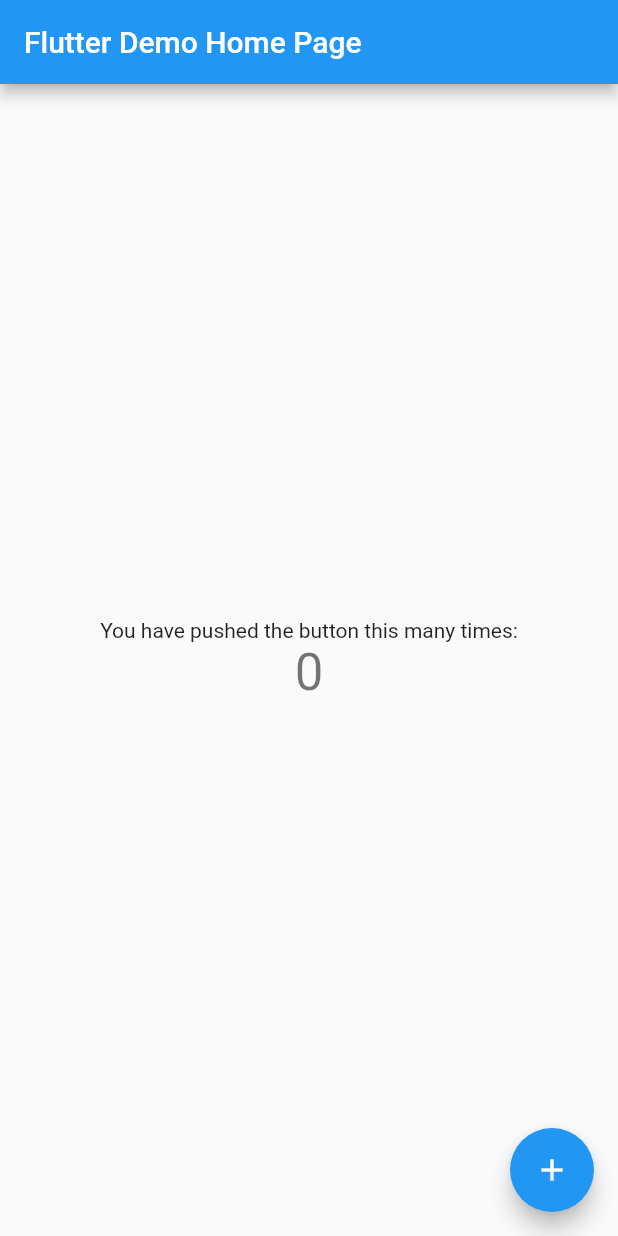
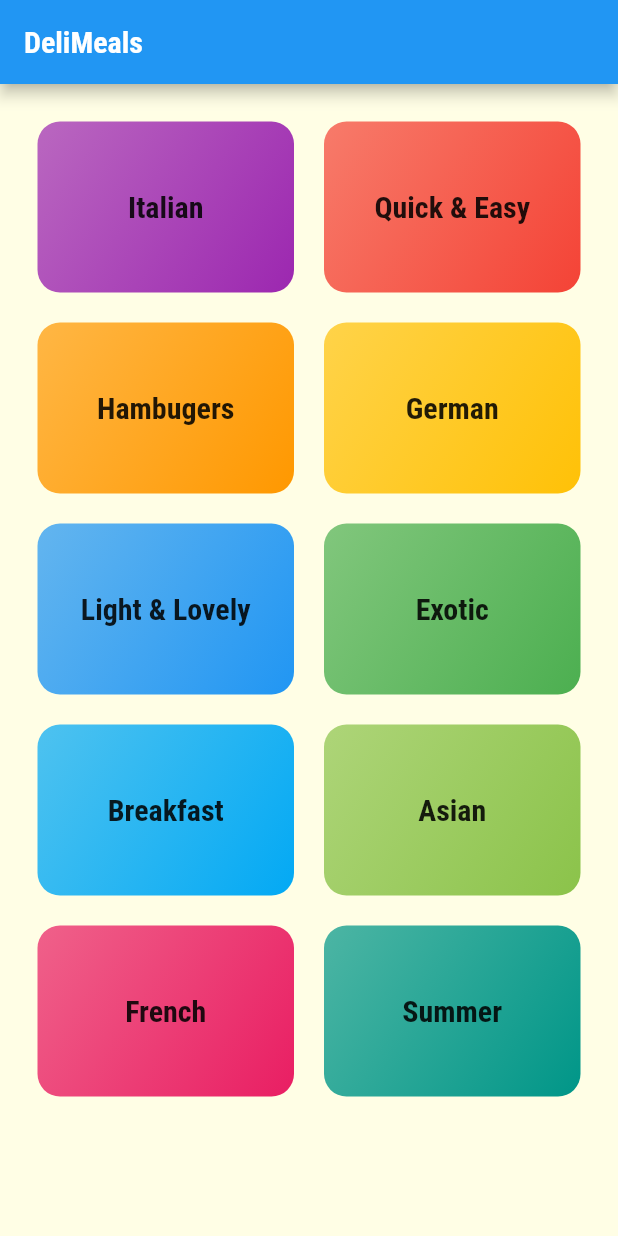
Before and after one commit to jeremylshepherd/meals_app, a Flutter app: the screen it shows after launch, on a phone screen of 412 x 824 dp. Run offline on Flutter 3.47's test engine with Material 2 defaults, Android fonts, the phone set to English and light mode, and no system bars.

Commit message:
Complete through v164

```diff
--- a/lib/main.dart
+++ b/lib/main.dart
@@ -1,115 +1,4 @@
 import 'package:flutter/material.dart';
+import './src/app.dart';
 
-void main() {
-  runApp(const MyApp());
-}
-
-class MyApp extends StatelessWidget {
-  const MyApp({Key? key}) : super(key: key);
-
-  // This widget is the root of your application.
-  @override
-  Widget build(BuildContext context) {
-    return MaterialApp(
-      title: 'Flutter Demo',
-      theme: ThemeData(
-        // This is the theme of your application.
-        //
-        // Try running your application with "flutter run". You'll see the
-        // application has a blue toolbar. Then, without quitting the app, try
-        // changing the primarySwatch below to Colors.green and then invoke
-        // "hot reload" (press "r" in the console where you ran "flutter run",
-        // or simply save your changes to "hot reload" in a Flutter IDE).
-        // Notice that the counter didn't reset back to zero; the application
-        // is not restarted.
-        primarySwatch: Colors.blue,
-      ),
-      home: const MyHomePage(title: 'Flutter Demo Home Page'),
-    );
-  }
-}
-
-class MyHomePage extends StatefulWidget {
-  const MyHomePage({Key? key, required this.title}) : super(key: key);
-
-  // This widget is the home page of your application. It is stateful, meaning
-  // that it has a State object (defined below) that contains fields that affect
-  // how it looks.
-
-  // This class is the configuration for the state. It holds the values (in this
-  // case the title) provided by the parent (in this case the App widget) and
-  // used by the build method of the State. Fields in a Widget subclass are
-  // always marked "final".
-
-  final String title;
-
-  @override
-  State<MyHomePage> createState() => _MyHomePageState();
-}
-
-class _MyHomePageState extends State<MyHomePage> {
-  int _counter = 0;
-
-  void _incrementCounter() {
-    setState(() {
-      // This call to setState tells the Flutter framework that something has
-      // changed in this State, which causes it to rerun the build method below
-      // so that the display can reflect the updated values. If we changed
-      // _counter without calling setState(), then the build method would not be
-      // called again, and so nothing would appear to happen.
-      _counter++;
-    });
-  }
-
-  @override
-  Widget build(BuildContext context) {
-    // This method is rerun every time setState is called, for instance as done
-    // by the _incrementCounter method above.
-    //
-    // The Flutter framework has been optimized to make rerunning build methods
-    // fast, so that you can just rebuild anything that needs updating rather
-    // than having to individually change instances of widgets.
-    return Scaffold(
-      appBar: AppBar(
-        // Here we take the value from the MyHomePage object that was created by
-        // the App.build method, and use it to set our appbar title.
-        title: Text(widget.title),
-      ),
-      body: Center(
-        // Center is a layout widget. It takes a single child and positions it
-        // in the middle of the parent.
-        child: Column(
-          // Column is also a layout widget. It takes a list of children and
-          // arranges them vertically. By default, it sizes itself to fit its
-          // children horizontally, and tries to be as tall as its parent.
-          //
-          // Invoke "debug painting" (press "p" in the console, choose the
-          // "Toggle Debug Paint" action from the Flutter Inspector in Android
-          // Studio, or the "Toggle Debug Paint" command in Visual Studio Code)
-          // to see the wireframe for each widget.
-          //
-          // Column has various properties to control how it sizes itself and
-          // how it positions its children. Here we use mainAxisAlignment to
-          // center the children vertically; the main axis here is the vertical
-          // axis because Columns are vertical (the cross axis would be
-          // horizontal).
-          mainAxisAlignment: MainAxisAlignment.center,
-          children: <Widget>[
-            const Text(
-              'You have pushed the button this many times:',
-            ),
-            Text(
-              '$_counter',
-              style: Theme.of(context).textTheme.headline4,
-            ),
-          ],
-        ),
-      ),
-      floatingActionButton: FloatingActionButton(
-        onPressed: _incrementCounter,
-        tooltip: 'Increment',
-        child: const Icon(Icons.add),
-      ), // This trailing comma makes auto-formatting nicer for build methods.
-    );
-  }
-}
+void main() => runApp(const App());
--- /dev/null
+++ b/lib/src/app.dart
@@ -0,0 +1,74 @@
+import 'dart:ui';
+
+import 'package:flutter/cupertino.dart';
+import 'package:flutter/material.dart';
+import 'screens/category_meals_screen.dart';
+import 'package:meals_app/src/widgets/platform_widgets/platform_app.dart';
+import './screens/categories_screen.dart';
+
+class App extends StatelessWidget {
+  const App({Key? key}) : super(key: key);
+
+  ThemeData theme() => ThemeData(
+        colorScheme: ColorScheme.fromSwatch(
+          primarySwatch: Colors.blue,
+        ).copyWith(
+          secondary: Colors.orangeAccent,
+        ),
+        canvasColor: const Color.fromRGBO(255, 254, 229, 1),
+        fontFamily: 'Raleway',
+        textTheme: ThemeData.light().textTheme.copyWith(
+              bodyText1: const TextStyle(
+                color: Color.fromRGBO(20, 51, 51, 1),
+              ),
+              bodyText2: const TextStyle(
+                color: Color.fromRGBO(20, 51, 51, 1),
+              ),
+              headline6: const TextStyle(
+                  fontSize: 20,
+                  fontFamily: 'RobotoCondensed',
+                  fontWeight: FontWeight.bold),
+            ),
+      );
+
+  @override
+  Widget build(BuildContext context) {
+    return _crossPlatformApp();
+  }
+
+  Widget _materialApp() {
+    return MaterialApp(
+      theme: theme(),
+      home: const Scaffold(
+        body: CategoriesScreen(),
+      ),
+      // initialRoute: '/',
+      routes: {
+        '/categories-meals': (ctx) => const CategoryMealsScreen(),
+      },
+    );
+  }
+
+  Widget _crossPlatformApp() {
+    return PlatformApp(
+      cTheme: MaterialBasedCupertinoThemeData(materialTheme: theme()),
+      mTheme: theme(),
+      home: const CategoriesScreen(),
+      initialRoute: '/',
+      routes: {
+        '/categories-meals': (ctx) => CategoryMealsScreen(),
+      },
+    );
+  }
+
+  Widget _iosApp() {
+    return CupertinoApp(
+      home: const CategoriesScreen(),
+      theme: MaterialBasedCupertinoThemeData(materialTheme: theme()),
+      initialRoute: '/',
+      routes: {
+        '/categories-meals': (ctx) => const CategoryMealsScreen(),
+      },
+    );
+  }
+}
--- /dev/null
+++ b/lib/src/data/dummy_data.dart
@@ -0,0 +1,56 @@
+import 'package:flutter/material.dart';
+
+import '../models/category.dart';
+
+const DUMMY_CATEGORIES = [
+  Category(
+    id: 'c1',
+    title: 'Italian',
+    color: Colors.purple,
+  ),
+  Category(
+    id: 'c2',
+    title: 'Quick & Easy',
+    color: Colors.red,
+  ),
+  Category(
+    id: 'c3',
+    title: 'Hambugers',
+    color: Colors.orange,
+  ),
+  Category(
+    id: 'c4',
+    title: 'German',
+    color: Colors.amber,
+  ),
+  Category(
+    id: 'c5',
+    title: 'Light & Lovely',
+    color: Colors.blue,
+  ),
+  Category(
+    id: 'c6',
+    title: 'Exotic',
+    color: Colors.green,
+  ),
+  Category(
+    id: 'c7',
+    title: 'Breakfast',
+    color: Colors.lightBlue,
+  ),
+  Category(
+    id: 'c8',
+    title: 'Asian',
+    color: Colors.lightGreen,
+  ),
+  Category(
+    id: 'c9',
+    title: 'French',
+    color: Colors.pink,
+  ),
+  Category(
+    id: 'c10',
+    title: 'Summer',
+    color: Colors.teal,
+  ),
+];
--- /dev/null
+++ b/lib/src/models/category.dart
@@ -0,0 +1,13 @@
+import 'package:flutter/material.dart';
+
+class Category {
+  final String id;
+  final String title;
+  final Color color;
+
+  const Category({
+    required this.id,
+    required this.title,
+    this.color = Colors.orange,
+  });
+}
--- /dev/null
+++ b/lib/src/screens/categories_screen.dart
@@ -0,0 +1,45 @@
+import 'dart:io';
+
+import 'package:flutter/cupertino.dart';
+import 'package:flutter/material.dart';
+import '../widgets/platform_widgets/platform_scaffold.dart';
+import '../widgets/category_item.dart';
+import '../data/dummy_data.dart';
+
+class CategoriesScreen extends StatelessWidget {
+  const CategoriesScreen({Key? key}) : super(key: key);
+
+  @override
+  Widget build(BuildContext context) {
+    const String appTitle = 'DeliMeals';
+    final platformBar = Platform.isIOS
+        ? const CupertinoNavigationBar(
+            leading: Text(appTitle),
+          )
+        : AppBar(
+            title: const Text(appTitle),
+          );
+    return PlatformScaffold(
+      platformBar: platformBar,
+      body: GridView(
+        gridDelegate: const SliverGridDelegateWithMaxCrossAxisExtent(
+          maxCrossAxisExtent: 200,
+          childAspectRatio: 3 / 2,
+          crossAxisSpacing: 20,
+          mainAxisSpacing: 20,
+        ),
+        padding: const EdgeInsets.all(25),
+        children: DUMMY_CATEGORIES
+            .map(
+              (cat) => CategoryItem(
+                key: ValueKey(cat.id),
+                id: cat.id,
+                title: cat.title,
+                color: cat.color,
+              ),
+            )
+            .toList(),
+      ),
+    );
+  }
+}
--- /dev/null
+++ b/lib/src/screens/category_meals_screen.dart
@@ -0,0 +1,34 @@
+import 'dart:io';
+
+import 'package:flutter/material.dart';
+import '../widgets/platform_widgets/platform_bar.dart';
+import '../widgets/platform_widgets/platform_scaffold.dart';
+
+class CategoryMealsScreen extends StatelessWidget {
+  // final String categoryId;
+  // final String categoryTitle;
+
+  const CategoryMealsScreen({
+    Key? key,
+    // required this.categoryId,
+    // required this.categoryTitle,
+  }) : super(key: key);
+
+  @override
+  Widget build(BuildContext context) {
+    final routeArgs =
+        ModalRoute.of(context)!.settings.arguments as Map<String, String>;
+    final categoryTitle = routeArgs['title'];
+    var bar = Platform.isIOS
+        ? PlatformBar.cupAppBar(
+            Text(categoryTitle!), Theme.of(context).primaryColor)
+        : PlatformBar.matAppBar(
+            Text(categoryTitle!), Theme.of(context).primaryColor);
+    return PlatformScaffold(
+      platformBar: bar,
+      body: const Center(
+        child: Text('The recipes for this category'),
+      ),
+    );
+  }
+}
--- /dev/null
+++ b/lib/src/widgets/category_item.dart
@@ -0,0 +1,64 @@
+import 'dart:io';
+
+import 'package:flutter/material.dart';
+import 'package:meals_app/src/widgets/platform_widgets/platform_page_route.dart';
+import '../screens/category_meals_screen.dart';
+
+class CategoryItem extends StatelessWidget {
+  final String id;
+  final String title;
+  final Color color;
+
+  const CategoryItem({
+    Key? key,
+    required this.title,
+    required this.color,
+    required this.id,
+  }) : super(key: key);
+
+  void selectCategory(BuildContext ctx) {
+    // var route = Platform.isIOS
+    //     ? PlatformPageRoute.cupPage(
+    //         ctx,
+    //         CategoryMealsScreen(
+    //           categoryId: id,
+    //           categoryTitle: title,
+    //         ),
+    //       )
+    //     : PlatformPageRoute.matPage(
+    //         ctx,
+    //         CategoryMealsScreen(
+    //           categoryId: id,
+    //           categoryTitle: title,
+    //         ),
+    //       );
+    Navigator.of(ctx)
+        .pushNamed('/categories-meals', arguments: {'id': id, 'title': title});
+  }
+
+  @override
+  Widget build(BuildContext context) {
+    return InkWell(
+      onTap: () => selectCategory(context),
+      splashColor: Theme.of(context).primaryColor,
+      borderRadius: BorderRadius.circular(15),
+      child: Container(
+        padding: const EdgeInsets.all(15),
+        child: Center(
+          child: Text(
+            title,
+            style: Theme.of(context).textTheme.headline6,
+          ),
+        ),
+        decoration: BoxDecoration(
+          gradient: LinearGradient(
+            colors: [color.withOpacity(0.7), color],
+            begin: Alignment.topLeft,
+            end: Alignment.bottomRight,
+          ),
+          borderRadius: BorderRadius.circular(15),
+        ),
+      ),
+    );
+  }
+}
--- /dev/null
+++ b/lib/src/widgets/platform_widgets/platform_app.dart
@@ -0,0 +1,41 @@
+import 'dart:io';
+
+import 'package:flutter/cupertino.dart';
+import 'package:flutter/material.dart';
+
+class PlatformApp extends StatelessWidget {
+  final bool isIOS = Platform.isIOS;
+  final Widget home;
+  final ThemeData? mTheme;
+  final CupertinoThemeData? cTheme;
+  final String? initialRoute;
+  final Map<String, Widget Function(BuildContext)>? routes;
+
+  PlatformApp(
+      {Key? key,
+      required this.home,
+      this.mTheme,
+      this.cTheme,
+      this.routes,
+      this.initialRoute})
+      : super(key: key);
+
+  @override
+  Widget build(BuildContext context) {
+    final matTheme = mTheme ?? ThemeData();
+    final cupTheme = cTheme ?? const CupertinoThemeData();
+    return isIOS
+        ? CupertinoApp(
+            home: home,
+            theme: cupTheme,
+            initialRoute: initialRoute,
+            routes: routes ?? {},
+          )
+        : MaterialApp(
+            home: home,
+            theme: matTheme,
+            initialRoute: initialRoute,
+            routes: routes ?? {},
+          );
+  }
+}
--- /dev/null
+++ b/lib/src/widgets/platform_widgets/platform_bar.dart
@@ -0,0 +1,23 @@
+import 'dart:io';
+
+import 'package:flutter/cupertino.dart';
+import 'package:flutter/material.dart';
+
+class PlatformBar {
+  final bool isIOS = Platform.isIOS;
+
+  static CupertinoNavigationBar cupAppBar(
+      Widget title, Color? backgroundColor) {
+    return CupertinoNavigationBar(
+      leading: title,
+      backgroundColor: backgroundColor ?? Colors.blue,
+    );
+  }
+
+  static AppBar matAppBar(Widget title, Color? backgroundColor) {
+    return AppBar(
+      title: title,
+      backgroundColor: backgroundColor ?? Colors.blue,
+    );
+  }
+}
--- /dev/null
+++ b/lib/src/widgets/platform_widgets/platform_page_route.dart
@@ -0,0 +1,12 @@
+import 'package:flutter/cupertino.dart';
+import 'package:flutter/material.dart';
+
+class PlatformPageRoute {
+  static CupertinoPageRoute cupPage(BuildContext context, Widget page) {
+    return CupertinoPageRoute(builder: (context) => page);
+  }
+
+  static MaterialPageRoute matPage(BuildContext context, Widget page) {
+    return MaterialPageRoute(builder: (context) => page);
+  }
+}
--- /dev/null
+++ b/lib/src/widgets/platform_widgets/platform_scaffold.dart
@@ -0,0 +1,37 @@
+import 'dart:io';
+
+import 'package:flutter/cupertino.dart';
+import 'package:flutter/material.dart';
+
+class PlatformScaffold extends StatelessWidget {
+  final bool isIOS = Platform.isIOS;
+  final dynamic platformBar;
+  final Widget body;
+
+  PlatformScaffold({
+    Key? key,
+    required this.body,
+    required this.platformBar,
+  }) : super(key: key);
+
+  @override
+  Widget build(BuildContext context) {
+    return isIOS ? _buildIOSScaffold() : _buildMaterialScaffold();
+  }
+
+  Widget _buildIOSScaffold() {
+    final ObstructingPreferredSizeWidget cupertinoNavigationBar = platformBar;
+    return CupertinoPageScaffold(
+      navigationBar: cupertinoNavigationBar,
+      child: body,
+    );
+  }
+
+  Widget _buildMaterialScaffold() {
+    final PreferredSizeWidget appBar = platformBar;
+    return Scaffold(
+      appBar: appBar,
+      body: body,
+    );
+  }
+}
```
Also changed, not shown: pubspec.yaml (+18 -14 lines), assets/fonts/Raleway-Black.ttf (added), assets/fonts/Raleway-Bold.ttf (added), assets/fonts/Raleway-Regular.ttf (added), assets/fonts/RobotoCondensed-Bold.ttf (added), assets/fonts/RobotoCondensed-Italic.ttf (added), assets/fonts/RobotoCondensed-Light.ttf (added), assets/fonts/RobotoCondensed-Regular.ttf (added).
